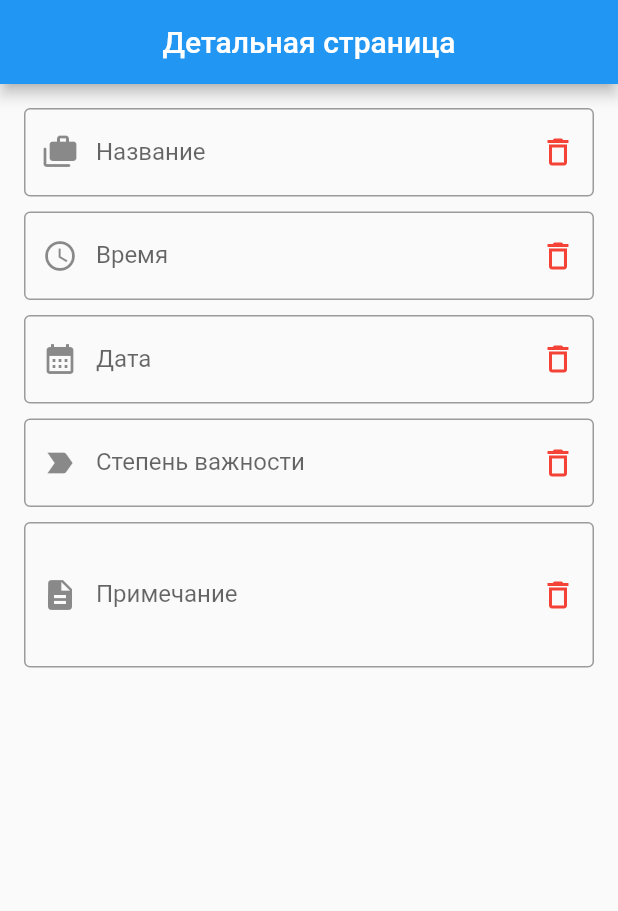
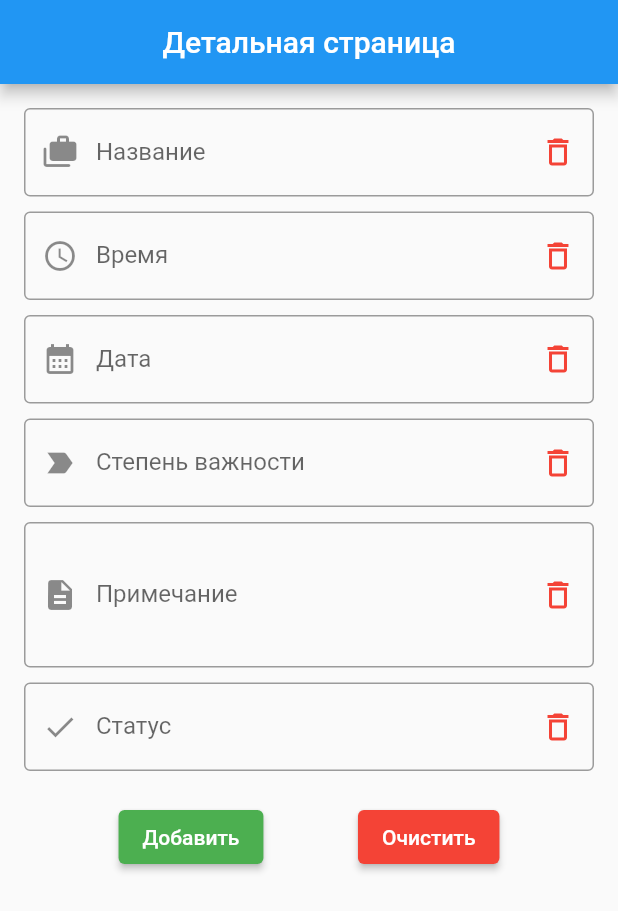
Before and after one commit to dsildaikin/LearnFlutter, a Flutter app: the screen it shows after launch, on a phone screen of 412 x 824 dp. Shown: the top 911 px of the screen. Run offline on Flutter 3.47's test engine with Material 2 defaults, Android fonts, the phone set to English and light mode, and no system bars; our stand-ins replace sqflite; accounts and stored records are empty.

```diff
--- a/todo_app_sqlite/lib/screens/detail_screen.dart
+++ b/todo_app_sqlite/lib/screens/detail_screen.dart
@@ -1,4 +1,6 @@
 import 'package:flutter/material.dart';
+import 'package:todo_app_sqlite/db/database.dart';
+import 'package:todo_app_sqlite/model/todo.dart';
 
 class DetailScreen extends StatefulWidget {
   const DetailScreen({super.key});
@@ -8,19 +10,36 @@ class DetailScreen extends StatefulWidget {
 }
 
 class _DetailScreenState extends State<DetailScreen> {
-  final _nameController = TextEditingController();
-  final _timeController = TextEditingController();
-  final _dateController = TextEditingController();
-  final _importanceDegreeController = TextEditingController();
-  final _noteController = TextEditingController();
+  int? todoIdForUpdate;
+
+  late String _todoName;
+  late String _todoTime;
+  late String _todoDate;
+  late String _todoImportanceDegree;
+  late String _todoNote;
+  late String _todoCompleted;
+
+  late Future<List<Todo>> _todosList;
+
+  bool isUpdate = false;
+
+  final _formStateKey = GlobalKey<FormState>();
+
+  final _todoNameController = TextEditingController();
+  final _todoTimeController = TextEditingController();
+  final _todoDateController = TextEditingController();
+  final _todoImportanceDegreeController = TextEditingController();
+  final _todoNoteController = TextEditingController();
+  final _todoCompletedController = TextEditingController();
 
   @override
   void dispose() {
-    _nameController.dispose();
-    _timeController.dispose();
-    _dateController.dispose();
-    _importanceDegreeController.dispose();
-    _noteController.dispose();
+    _todoNameController.dispose();
+    _todoTimeController.dispose();
+    _todoDateController.dispose();
+    _todoImportanceDegreeController.dispose();
+    _todoNoteController.dispose();
+    _todoCompletedController.dispose();
     super.dispose();
   }
 
@@ -32,11 +51,12 @@ class _DetailScreenState extends State<DetailScreen> {
         centerTitle: true,
       ),
       body: Form(
+        key: _formStateKey,
         child: ListView(
           padding: const EdgeInsets.all(16.0),
           children: [
             TextFormField(
-              controller: _nameController,
+              controller: _todoNameController,
               decoration: const InputDecoration(
                 labelText: 'Название',
                 hintText: 'Введите название',
@@ -47,10 +67,22 @@ class _DetailScreenState extends State<DetailScreen> {
                 ),
                 border: OutlineInputBorder(),
               ),
+              validator: (value) {
+                if (value == null) {
+                  return 'Please Enter Todo Name';
+                }
+                if (value.trim() == "") {
+                  return "Only Space is Not Valid!!!";
+                }
+                return null;
+              },
+              onSaved: (value) {
+                _todoName = value!;
+              },
             ),
             const SizedBox(height: 10),
             TextFormField(
-              controller: _timeController,
+              controller: _todoTimeController,
               decoration: const InputDecoration(
                 labelText: 'Время',
                 hintText: 'Введите время',
@@ -64,7 +96,7 @@ class _DetailScreenState extends State<DetailScreen> {
             ),
             const SizedBox(height: 10),
             TextFormField(
-              controller: _dateController,
+              controller: _todoDateController,
               decoration: const InputDecoration(
                 labelText: 'Дата',
                 hintText: 'Введите дату',
@@ -78,7 +110,7 @@ class _DetailScreenState extends State<DetailScreen> {
             ),
             const SizedBox(height: 10),
             TextFormField(
-              controller: _importanceDegreeController,
+              controller: _todoImportanceDegreeController,
               decoration: const InputDecoration(
                 labelText: 'Степень важности',
                 hintText: 'Введите степень важности',
@@ -92,7 +124,7 @@ class _DetailScreenState extends State<DetailScreen> {
             ),
             const SizedBox(height: 10),
             TextFormField(
-              controller: _noteController,
+              controller: _todoNoteController,
               maxLines: 3,
               decoration: const InputDecoration(
                 labelText: 'Примечание',
@@ -105,9 +137,97 @@ class _DetailScreenState extends State<DetailScreen> {
                 border: OutlineInputBorder(),
               ),
             ),
+            const SizedBox(height: 10),
+            TextFormField(
+              controller: _todoCompletedController,
+              decoration: const InputDecoration(
+                labelText: 'Статус',
+                hintText: 'Введите статус дела',
+                prefixIcon: Icon(Icons.done),
+                suffixIcon: Icon(
+                  Icons.delete_outline,
+                  color: Colors.red,
+                ),
+                border: OutlineInputBorder(),
+              ),
+            ),
+            const SizedBox(height: 20),
+            Row(
+              mainAxisAlignment: MainAxisAlignment.spaceEvenly,
+              children: [
+                ElevatedButton(
+                  onPressed: _addOrUpdateTodo,
+                  style: ElevatedButton.styleFrom(
+                    backgroundColor: Colors.green,
+                  ),
+                  child: const Text('Добавить'),
+                ),
+                ElevatedButton(
+                  onPressed: () {},
+                  style: ElevatedButton.styleFrom(
+                    backgroundColor: Colors.red,
+                  ),
+                  child: const Text('Очистить'),
+                ),
+              ],
+            ),
           ],
         ),
       ),
     );
   }
+
+  void _addOrUpdateTodo() {
+    if (isUpdate) {
+      if (_formStateKey.currentState!.validate()) {
+        _formStateKey.currentState!.save();
+        DBProvider.db
+            .updateTodo(
+          Todo(
+            todoIdForUpdate!,
+            _todoName,
+            _todoTime,
+            _todoDate,
+            _todoImportanceDegree,
+            _todoNote,
+            _todoCompleted,
+          ),
+        )
+            .then((data) {
+          setState(() {
+            isUpdate = false;
+          });
+        });
+      }
+    } else {
+      if (_formStateKey.currentState!.validate()) {
+        _formStateKey.currentState!.save();
+        DBProvider.db.insertTodo(
+          Todo(
+            null,
+            _todoName,
+            _todoTime,
+            _todoDate,
+            _todoImportanceDegree,
+            _todoNote,
+            _todoCompleted,
+          ),
+        );
+      }
+    }
+    _todoNameController.text = '';
+    _todoTimeController.text = '';
+    _todoDateController.text = '';
+    _todoImportanceDegreeController.text = '';
+    _todoNoteController.text = '';
+    _todoCompletedController.text = '';
+
+    updateTodoList();
+  }
+
+  updateTodoList() {
+    setState(() {
+      _todosList = DBProvider.db.getTodos();
+    });
+  }
 }
```
